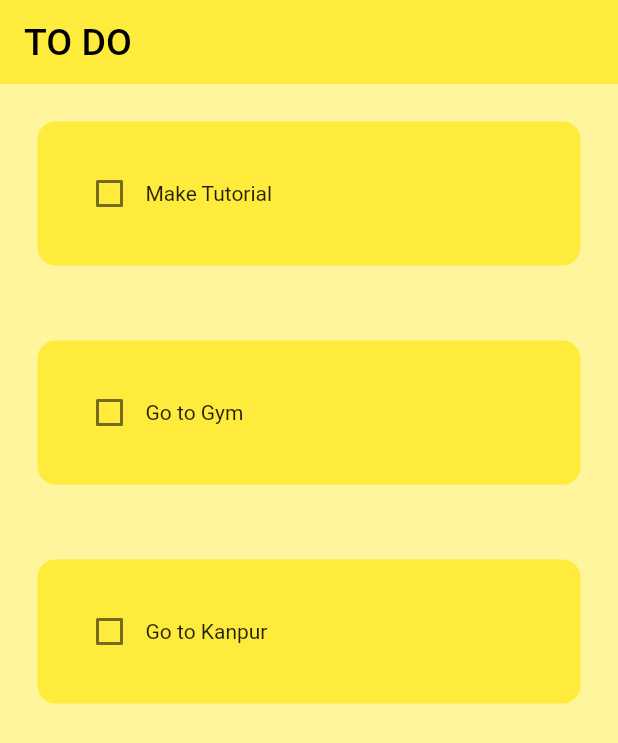
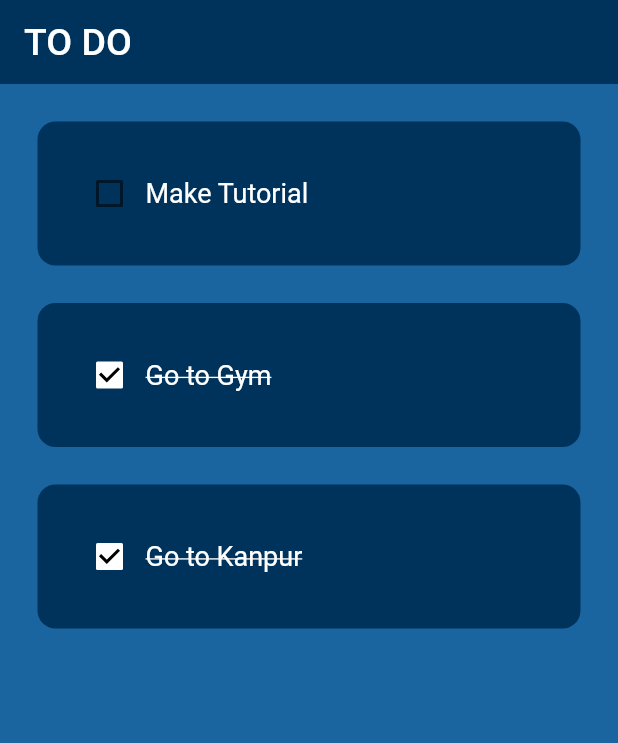
Before and after one commit to Harshdeepsingh0311/Todo-App, a Flutter app: the screen it shows after launch, on a phone screen of 412 x 824 dp. Shown: the top 743 px of the screen. Run offline on Flutter 3.47's test engine with Material 2 defaults, Android fonts, the phone set to English and light mode, and no system bars.

Commit message:
Added Checklist Functionality

```diff
--- a/lib/main.dart
+++ b/lib/main.dart
@@ -13,7 +13,6 @@ class MyApp extends StatelessWidget{
     return  MaterialApp(
       debugShowCheckedModeBanner: false,
       home: const HomePage(),
-      theme: ThemeData(primarySwatch: Colors.yellow ),
     );
   }
 }
--- a/lib/pages/home_page.dart
+++ b/lib/pages/home_page.dart
@@ -14,19 +14,25 @@ class _HomePageState extends State<HomePage>{
 
   List todoList = [
     ["Make Tutorial", false, (p0)=>{}],
-    ["Go to Gym", false, (p0)=>{}],
-    ["Go to Kanpur", false, (p0)=>{}],
+    ["Go to Gym", true, (p0)=>{}],
+    ["Go to Kanpur", true, (p0)=>{}],
   ];
 
-  void checkBoxChanged(bool? value, index){}
+  void checkBoxChanged(bool? value, int index){
+    setState(() {
+      todoList[index][1] = !todoList[index][1];
+    });
+  }
 
   @override
   Widget build(BuildContext context){
     return Scaffold(
-      backgroundColor: const Color.fromRGBO(255, 245, 157, 1),
+      backgroundColor: const Color.fromRGBO(26, 100, 159, 1),
       appBar: AppBar(
-        title: const Text("TO DO", style: TextStyle(fontSize: 25),),
+        title: const Text("TO DO", style: TextStyle(fontSize: 25, color: Colors.white),),
         elevation: 0,
+        backgroundColor:const Color.fromARGB(255, 0, 51, 91),
+
       ),
       body: ListView.builder(
         itemCount: todoList.length,
--- a/lib/util/todo_tile.dart
+++ b/lib/util/todo_tile.dart
@@ -2,26 +2,44 @@
 
 import 'package:flutter/material.dart';
 
-class ToDoTile extends StatelessWidget{
+class ToDoTile extends StatelessWidget {
   final String taskName;
   final bool taskCompleted;
   Function(bool?)? onChanged;
 
-  ToDoTile({super.key, required this.taskName, required this.taskCompleted, required this.onChanged});
+  ToDoTile(
+      {super.key,
+      required this.taskName,
+      required this.taskCompleted,
+      required this.onChanged});
 
   @override
-  Widget build(BuildContext context){
+  Widget build(BuildContext context) {
     return Padding(
-      padding: const EdgeInsets.all(25.0),
+      padding: const EdgeInsets.only(left: 25.0, right: 25.0, top: 25.0),
       child: Container(
         padding: const EdgeInsets.all(24.0),
         decoration: BoxDecoration(
-          color: Colors.yellow,
-          borderRadius: BorderRadius.circular(12)),
-        child:  Row(
+            color: const Color.fromARGB(255, 0, 51, 91),
+            borderRadius: BorderRadius.circular(12)),
+        child: Row(
           children: [
-            Checkbox(value: taskCompleted, onChanged: onChanged),
-            Text(taskName),
+            Checkbox(
+              value: taskCompleted,
+              onChanged: onChanged,
+              activeColor: Colors.white,
+              checkColor: Colors.black,
+            ),
+            Text(
+              taskName,
+              style: TextStyle(
+                  color: Colors.white,
+                  fontSize: 18,
+                  decoration: (taskCompleted==true)
+                      ? TextDecoration.lineThrough
+                      : TextDecoration.none),
+            ),
+
           ],
         ),
       ),
```
